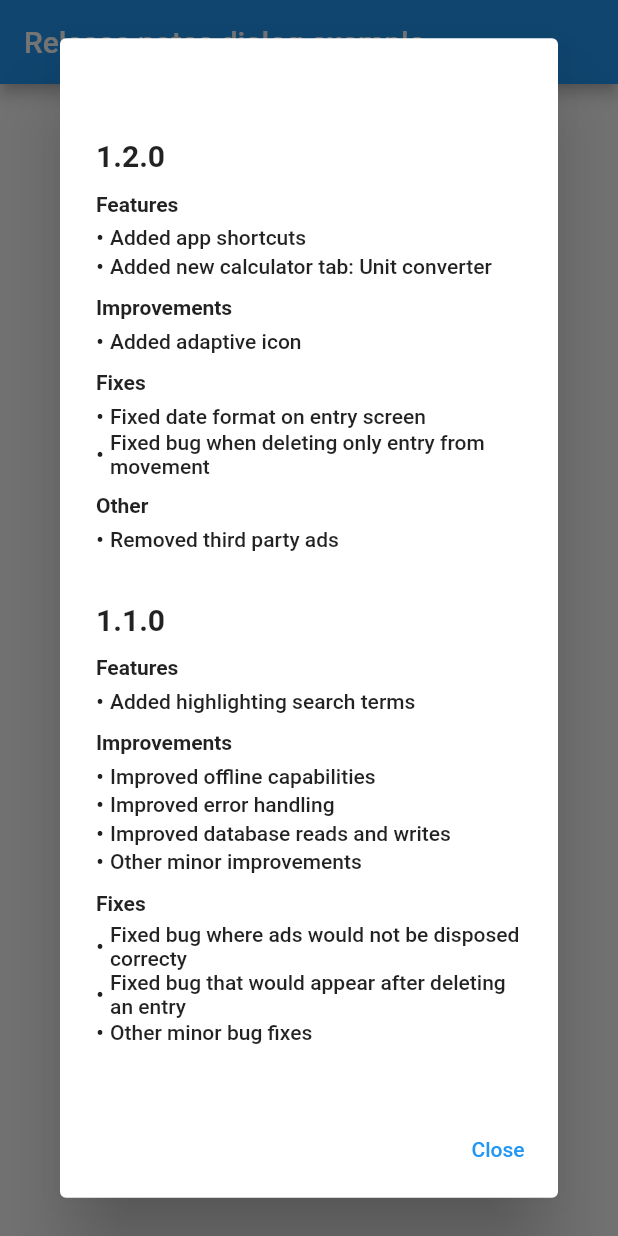
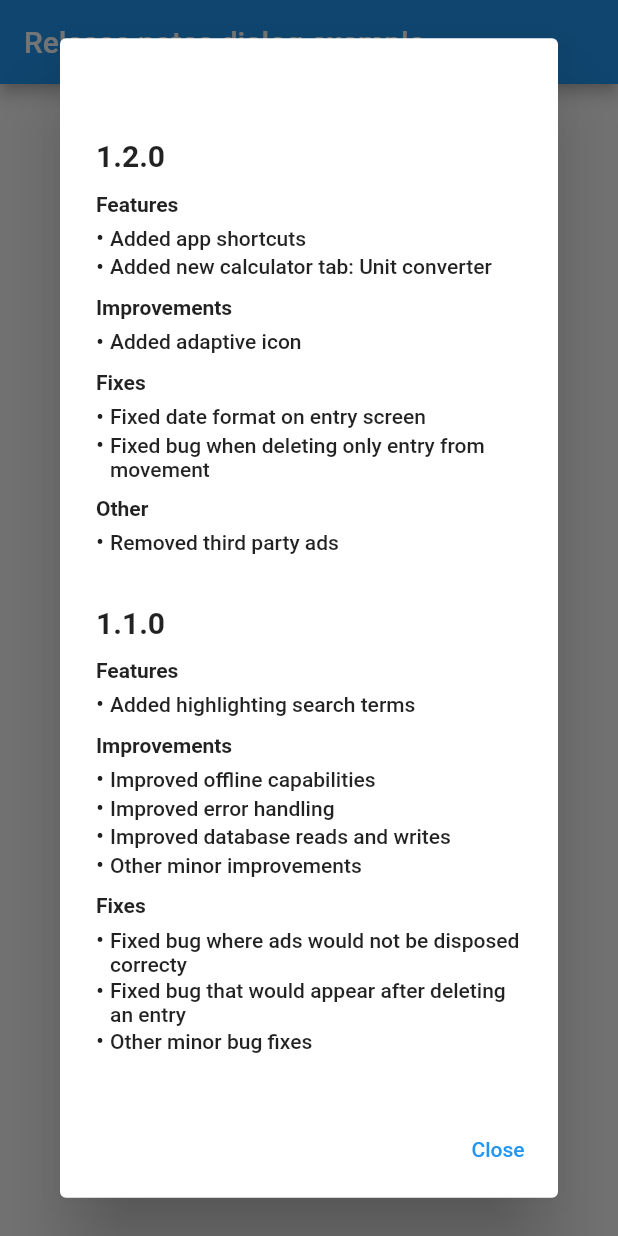
Before and after one commit to JakobMick/release_notes_dialog, a Flutter app: the screen it shows after launch, after a tap on "Show Dialog", on a phone screen of 412 x 824 dp. Run offline on Flutter 3.47's test engine with Material 2 defaults, Android fonts, the phone set to English and light mode, and no system bars; our stand-ins replace term_glyph.

Commit message:
Fixed glyph alignment for multiline changes

```diff
--- a/lib/release_notes_dialog.dart
+++ b/lib/release_notes_dialog.dart
@@ -167,7 +167,8 @@ class ReleaseNotesDialog {
                           physics: const ClampingScrollPhysics(),
                           itemBuilder: (BuildContext context, int changeIndex) {
                             return Row(
-                              crossAxisAlignment: CrossAxisAlignment.center,
+                              textBaseline: TextBaseline.alphabetic,
+                              crossAxisAlignment: CrossAxisAlignment.baseline,
                               children: [
                                 Text(glyph.bullet + " "),
                                 Expanded(
```
